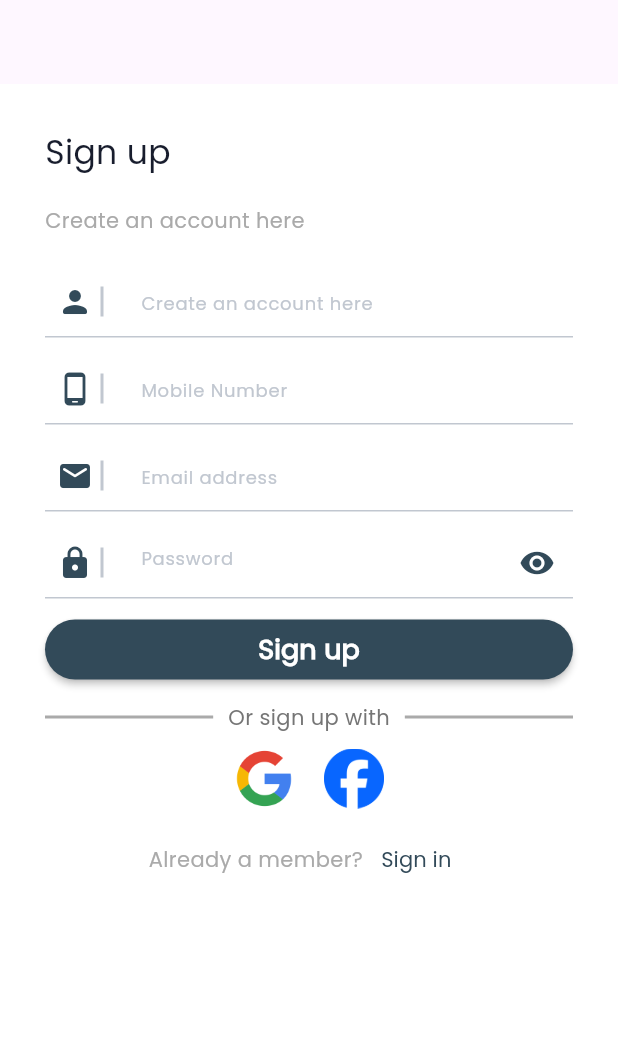
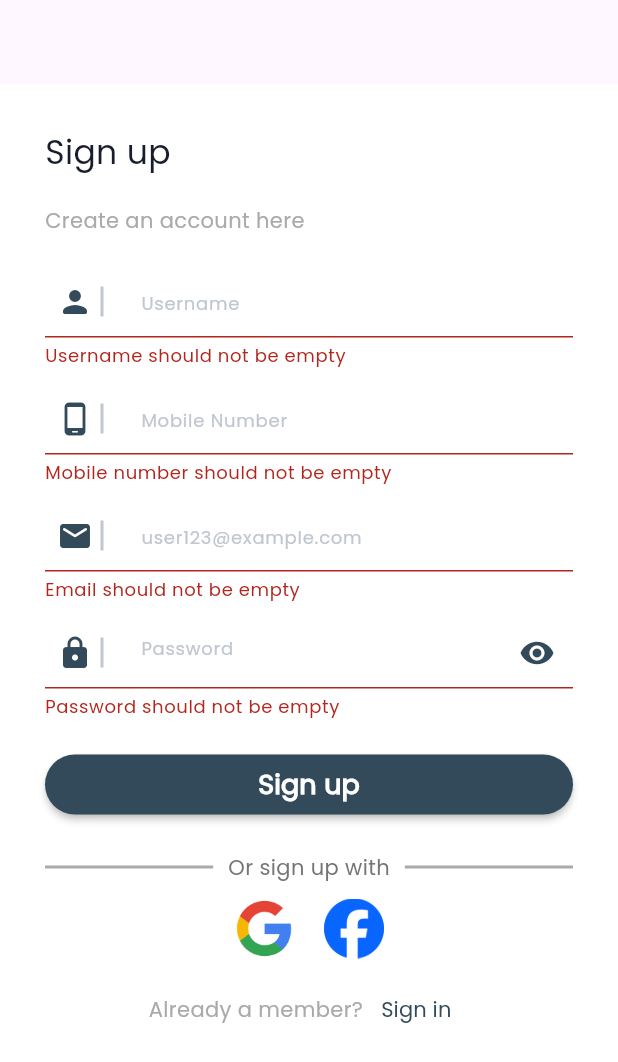
Before and after one commit to ahmedzaydan/Coffee_App, a Flutter app: the RegisterView screen opened by its route, after a tap on "Sign up", on a phone screen of 412 x 824 dp. Shown: the top 1062 px of the screen. Run offline on Flutter 3.47's test engine with Material 3 defaults, Android fonts, the phone set to English and light mode, and no system bars; our stand-ins replace bloc, cached_network_image, cloud_firestore, firebase_auth, firebase_core, flutter_bloc and 5 more; accounts and stored records are empty; network calls fail.

Commit message:
feat: Auth_Cubit Added

```diff
--- /dev/null
+++ b/caffeine_connect/lib/core/data/user_model.dart
@@ -0,0 +1,40 @@
+class UserModel {
+  String? uid;
+  String? username;
+  String? mobileNumber;
+  String? email;
+  String? password;
+  double? balance;
+
+  UserModel({
+    required this.uid,
+    required this.username,
+    required this.mobileNumber,
+    required this.email,
+    required this.password,
+    this.balance = 0.0,
+  });
+
+
+  UserModel.fromJson({
+    required Map<String, dynamic> json,
+  }) {
+    uid = json['uid'];
+    username = json['username'];
+    mobileNumber = json['mobileNumber'];
+    email = json['email'];
+    password = json['password'];
+    balance = json['balance'];
+  }
+
+  Map<String, dynamic> toMap() {
+    return {
+      'uid': uid,
+      'username': username,
+      'mobileNumber': mobileNumber,
+      'email': email,
+      'password': password,
+      'balance': balance,
+    };
+  }
+}
--- a/caffeine_connect/lib/core/utils/constants.dart
+++ b/caffeine_connect/lib/core/utils/constants.dart
@@ -1,3 +1,5 @@
+import 'package:cloud_firestore/cloud_firestore.dart';
+
 abstract class Constants {
   static const String poppins = 'Poppins';
   static const String dmSans = 'DMSans';
@@ -10,4 +12,6 @@ abstract class Constants {
   static const int zero = 0;
   static const double buttonRadius = 25;
   static const int codeLength = 4;
+
+  static var usersCollection = FirebaseFirestore.instance.collection('users');
 }
--- a/caffeine_connect/lib/core/utils/strings_manager.dart
+++ b/caffeine_connect/lib/core/utils/strings_manager.dart
@@ -9,7 +9,7 @@ abstract class StringsManager {
   // auth
   static const String signIn = 'Sign in';
   static const String welcomeBack = 'Welcome back!';
-  static const String email = 'Email address';
+  static const String email = 'user123@example.com';
   static const String password = 'Password';
   static const String forgotPassword = 'Forgot password?';
   static const String newMember = 'New member?';
--- /dev/null
+++ b/caffeine_connect/lib/features/auth/presentation/view_models/auth_cubit/auth_cubit.dart
@@ -0,0 +1,66 @@
+import 'package:caffeine_connect/core/data/user_model.dart';
+import 'package:caffeine_connect/core/utils/constants.dart';
+import 'package:firebase_auth/firebase_auth.dart';
+import 'package:flutter_bloc/flutter_bloc.dart';
+
+part 'auth_state.dart';
+
+class AuthCubit extends Cubit<AuthState> {
+  AuthCubit() : super(AuthInitState());
+
+  static AuthCubit get(context) => BlocProvider.of(context);
+
+  Future<void> login({
+    required String email,
+    required String password,
+  }) async {
+    try {
+      emit(LoginLoadingState());
+
+      FirebaseAuth.instance.signInWithEmailAndPassword(
+        email: email,
+        password: password,
+      );
+
+      emit(LoginSuccessState());
+    } catch (error) {
+      emit(LoginErrorState(error.toString()));
+    }
+  }
+
+  Future<void> register({
+    required String username,
+    required String mobileNumber,
+    required String email,
+    required String password,
+  }) async {
+    try {
+      emit(RegisterLoadingState());
+
+      // create user credential
+      var userCredential =
+          await FirebaseAuth.instance.createUserWithEmailAndPassword(
+        email: email,
+        password: password,
+      );
+
+      var uid = userCredential.user!.uid;
+
+      // create user
+      UserModel user = UserModel(
+        uid: uid,
+        username: username,
+        mobileNumber: mobileNumber,
+        email: email,
+        password: password,
+      );
+
+      // save user to firestore
+      await Constants.usersCollection.doc(uid).set(user.toMap());
+
+      emit(RegisterSuccessState());
+    } catch (error) {
+      emit(RegisterErrorState(error.toString()));
+    }
+  }
+}
--- /dev/null
+++ b/caffeine_connect/lib/features/auth/presentation/view_models/auth_cubit/auth_state.dart
@@ -0,0 +1,25 @@
+part of 'auth_cubit.dart';
+
+class AuthState {}
+
+class AuthInitState extends AuthState {}
+
+// Login States
+class LoginLoadingState extends AuthState {}
+
+class LoginSuccessState extends AuthState {}
+
+class LoginErrorState extends AuthState {
+  final String error;
+  LoginErrorState(this.error);
+}
+
+// Register States
+class RegisterLoadingState extends AuthState {}
+
+class RegisterSuccessState extends AuthState {}
+
+class RegisterErrorState extends AuthState {
+  final String error;
+  RegisterErrorState(this.error);
+}
--- a/caffeine_connect/lib/features/auth/presentation/views/register_view.dart
+++ b/caffeine_connect/lib/features/auth/presentation/views/register_view.dart
@@ -1,14 +1,17 @@
 import 'package:caffeine_connect/core/utils/color_manager.dart';
 import 'package:caffeine_connect/core/utils/routes_manager.dart';
 import 'package:caffeine_connect/core/utils/strings_manager.dart';
+import 'package:caffeine_connect/core/utils/styles.dart';
 import 'package:caffeine_connect/core/utils/values_manager.dart';
+import 'package:caffeine_connect/core/widgets/custom_material_button.dart';
+import 'package:caffeine_connect/features/auth/presentation/view_models/auth_cubit/auth_cubit.dart';
 import 'package:caffeine_connect/features/auth/presentation/views/widgets/auth_section.dart';
 import 'package:caffeine_connect/features/auth/presentation/views/widgets/auth_text.dart';
 import 'package:caffeine_connect/features/auth/presentation/views/widgets/custom_text_form_field.dart';
 import 'package:caffeine_connect/features/auth/presentation/views/widgets/email.dart';
 import 'package:caffeine_connect/features/auth/presentation/views/widgets/password.dart';
 import 'package:flutter/material.dart';
-import 'package:gap/gap.dart';
+import 'package:flutter/services.dart';
 
 class RegisterView extends StatelessWidget {
   const RegisterView({super.key});
@@ -29,16 +32,11 @@ class RegisterView extends StatelessWidget {
                 text2: StringsManager.createAccount,
               ),
               RegisterForm(),
-              const Gap(10),
-              AuthSection(
-                buttonText: StringsManager.signUp,
+              const AuthSection(
                 authSepText: StringsManager.orSignUpWith,
                 text1: StringsManager.alreadyAMember,
                 textButtonText: StringsManager.signIn,
                 dest: RoutesManager.loginView,
-                onPressed: () {
-                  // TODO: validate form before naviagation
-                },
               ),
             ],
           ),
@@ -62,14 +60,20 @@ class RegisterForm extends StatelessWidget {
       key: _formKey,
       child: Column(
         children: [
-          // name
+          // username
           CustomTextFormField(
             controller: _nameController,
-            hintText: StringsManager.createAccount,
+            hintText: StringsManager.username,
             prefixIcon: const Icon(
               Icons.person_rounded,
               color: ColorManager.secondary,
             ),
+            validator: (value) {
+              if (value!.isEmpty) {
+                return "Username should not be empty";
+              }
+              return null;
+            },
           ),
 
           const SizedBox(height: ValuesManager.v10),
@@ -79,16 +83,48 @@ class RegisterForm extends StatelessWidget {
             controller: _mobileNumberController,
             keyboardType: TextInputType.phone,
             hintText: StringsManager.mobileNumber,
+            inputFormatters: [
+              LengthLimitingTextInputFormatter(11),
+            ],
             prefixIcon: const Icon(
               Icons.phone_android_rounded,
               color: ColorManager.secondary,
             ),
+            validator: (value) {
+              if (value!.isEmpty) {
+                return "Mobile number should not be empty";
+              } else if (value.length < 11) {
+                return "Mobile number should be 11 digits";
+              }
+              return null;
+            },
           ),
 
           const SizedBox(height: ValuesManager.v10),
           Email(emailController: _emailController),
           const SizedBox(height: ValuesManager.v10),
           Password(passwordController: _passwordController),
+
+          // Sign up button
+          Padding(
+            padding: const EdgeInsets.symmetric(vertical: ValuesManager.v20),
+            child: CustomMaterialButton(
+              text: StringsManager.signUp,
+              textStyle: Styles.textStyle18.copyWith(
+                fontWeight: FontWeight.w700,
+              ),
+              onPressed: () {
+                if (_formKey.currentState!.validate()) {
+                  AuthCubit.get(context).register(
+                    username: _nameController.text,
+                    mobileNumber: _mobileNumberController.text,
+                    email: _emailController.text,
+                    password: _passwordController.text,
+                  );
+                }
+              },
+            ),
+          ),
         ],
       ),
     );
--- a/caffeine_connect/lib/features/auth/presentation/views/widgets/auth_actions.dart
+++ /dev/null
@@ -1,48 +0,0 @@
-import 'package:caffeine_connect/core/utils/color_manager.dart';
-import 'package:caffeine_connect/core/utils/constants.dart';
-import 'package:caffeine_connect/core/utils/styles.dart';
-import 'package:flutter/material.dart';
-
-class AuthActions extends StatelessWidget {
-  const AuthActions({
-    super.key,
-    this.text1,
-    this.textButtonContent,
-    this.onPressed,
-    this.dest,
-  });
-
-  final String? text1;
-  final String? textButtonContent;
-  final void Function()? onPressed;
-  final String? dest;
-
-  @override
-  Widget build(BuildContext context) {
-    return Row(
-      mainAxisSize: MainAxisSize.min,
-      children: [
-        if (text1 != null)
-          Text(
-            text1!,
-            style: Styles.textStyle14.copyWith(
-              color: ColorManager.grey2,
-              fontFamily: Constants.poppins,
-            ),
-          ),
-        if (textButtonContent != null)
-          // button
-          TextButton(
-            onPressed: onPressed,
-            child: Text(
-              textButtonContent!,
-              style: Styles.textStyle14.copyWith(
-                color: ColorManager.secondary,
-                fontFamily: Constants.poppins,
-              ),
-            ),
-          ),
-      ],
-    );
-  }
-}
--- a/caffeine_connect/lib/features/auth/presentation/views/widgets/auth_section.dart
+++ b/caffeine_connect/lib/features/auth/presentation/views/widgets/auth_section.dart
@@ -1,57 +1,93 @@
+import 'package:caffeine_connect/core/utils/color_manager.dart';
+import 'package:caffeine_connect/core/utils/constants.dart';
 import 'package:caffeine_connect/core/utils/functions.dart';
 import 'package:caffeine_connect/core/utils/styles.dart';
-import 'package:caffeine_connect/core/widgets/custom_material_button.dart';
-import 'package:caffeine_connect/features/auth/presentation/views/widgets/auth_actions.dart';
-import 'package:caffeine_connect/features/auth/presentation/views/widgets/auth_separator.dart';
+import 'package:caffeine_connect/core/utils/values_manager.dart';
+import 'package:caffeine_connect/core/widgets/vertical_separator.dart';
 import 'package:caffeine_connect/features/auth/presentation/views/widgets/social_media_auth.dart';
 import 'package:flutter/material.dart';
-import 'package:gap/gap.dart';
 
 class AuthSection extends StatelessWidget {
-  AuthSection({
+  const AuthSection({
     super.key,
-    required this.buttonText,
     required this.authSepText,
     required this.text1,
     required this.textButtonText,
     required this.dest,
-    required this.onPressed,
   });
 
-  final String buttonText;
   final String authSepText;
   final String text1;
   final String textButtonText;
   final String dest;
-  void Function()? onPressed;
 
   @override
   Widget build(BuildContext context) {
     return Column(
       children: [
-        CustomMaterialButton(
-          text: buttonText,
-          textStyle: Styles.textStyle18.copyWith(
-            fontWeight: FontWeight.w700,
-          ),
-          onPressed: onPressed,
-        ),
-        const Gap(10),
         AuthSeparator(text: authSepText),
         const SocialMediaAuth(),
-        Center(
-          child: AuthActions(
-            text1: text1,
-            textButtonContent: textButtonText,
+        Row(
+          mainAxisSize: MainAxisSize.min,
+          children: [
+            Text(
+              text1,
+              style: Styles.textStyle14.copyWith(
+                color: ColorManager.grey2,
+                fontFamily: Constants.poppins,
+              ),
+            ),
+            // button
+            TextButton(
               onPressed: () {
                 navigateTo(
                   context: context,
                   dest: dest,
                 );
               },
+              child: Text(
+                textButtonText,
+                style: Styles.textStyle14.copyWith(
+                  color: ColorManager.secondary,
+                  fontFamily: Constants.poppins,
                 ),
+              ),
+            ),
+          ],
         ),
       ],
     );
   }
 }
+
+class AuthSeparator extends StatelessWidget {
+  const AuthSeparator({
+    super.key,
+    required this.text,
+    this.color = ColorManager.grey2,
+  });
+  final String text;
+  final Color color;
+  @override
+  Widget build(BuildContext context) {
+    return Row(
+      children: [
+        Expanded(
+          child: VerticalSeparator(color: color),
+        ),
+        Padding(
+          padding: const EdgeInsets.symmetric(horizontal: ValuesManager.v10),
+          child: Text(
+            text,
+            style: Styles.textStyle14.copyWith(
+              color: ColorManager.grey1,
+            ),
+          ),
+        ),
+        Expanded(
+          child: VerticalSeparator(color: color),
+        ),
+      ],
+    );
+  }
+}
--- a/caffeine_connect/lib/features/auth/presentation/views/widgets/auth_separator.dart
+++ /dev/null
@@ -1,37 +0,0 @@
-import 'package:caffeine_connect/core/utils/color_manager.dart';
-import 'package:caffeine_connect/core/utils/styles.dart';
-import 'package:caffeine_connect/core/utils/values_manager.dart';
-import 'package:caffeine_connect/core/widgets/vertical_separator.dart';
-import 'package:flutter/material.dart';
-
-class AuthSeparator extends StatelessWidget {
-  const AuthSeparator({
-    super.key,
-    required this.text,
-    this.color = ColorManager.grey2,
-  });
-  final String text;
-  final Color color;
-  @override
-  Widget build(BuildContext context) {
-    return Row(
-      children: [
-        Expanded(
-          child: VerticalSeparator(color: color),
-        ),
-        Padding(
-          padding: const EdgeInsets.symmetric(horizontal: ValuesManager.v10),
-          child: Text(
-            text,
-            style: Styles.textStyle14.copyWith(
-              color: ColorManager.grey1,
-            ),
-          ),
-        ),
-        Expanded(
-          child: VerticalSeparator(color: color),
-        ),
-      ],
-    );
-  }
-}
--- a/caffeine_connect/lib/features/auth/presentation/views/widgets/custom_text_form_field.dart
+++ b/caffeine_connect/lib/features/auth/presentation/views/widgets/custom_text_form_field.dart
@@ -2,6 +2,7 @@ import 'package:caffeine_connect/core/utils/color_manager.dart';
 import 'package:caffeine_connect/core/utils/styles.dart';
 import 'package:caffeine_connect/core/utils/values_manager.dart';
 import 'package:flutter/material.dart';
+import 'package:flutter/services.dart';
 
 class CustomTextFormField extends StatelessWidget {
   final TextEditingController? controller;
@@ -12,6 +13,8 @@ class CustomTextFormField extends StatelessWidget {
   final void Function()? suffixOnPressed;
   final bool obsecureText;
   final TextInputType? keyboardType;
+  final String? Function(String?)? validator;
+  final List<TextInputFormatter>? inputFormatters;
   const CustomTextFormField({
     super.key,
     this.controller,
@@ -22,6 +25,8 @@ class CustomTextFormField extends StatelessWidget {
     this.obsecureText = false,
     this.suffixOnPressed,
     this.keyboardType,
+    this.validator,
+    this.inputFormatters,
   });
 
   @override
@@ -29,7 +34,9 @@ class CustomTextFormField extends StatelessWidget {
     return TextFormField(
       keyboardType: keyboardType,
       controller: controller,
+      validator: validator,
       obscureText: obsecureText,
+      inputFormatters: inputFormatters,
       decoration: InputDecoration(
         disabledBorder: decorateBorder(),
         enabledBorder: decorateBorder(),
--- a/caffeine_connect/lib/features/auth/presentation/views/widgets/email.dart
+++ b/caffeine_connect/lib/features/auth/presentation/views/widgets/email.dart
@@ -1,4 +1,5 @@
 import 'package:caffeine_connect/core/utils/color_manager.dart';
+import 'package:caffeine_connect/core/utils/functions.dart';
 import 'package:caffeine_connect/core/utils/strings_manager.dart';
 import 'package:caffeine_connect/features/auth/presentation/views/widgets/custom_text_form_field.dart';
 import 'package:flutter/material.dart';
@@ -20,6 +21,15 @@ class Email extends StatelessWidget {
         Icons.email_rounded,
         color: ColorManager.secondary,
       ),
+      validator: (value) {
+        if (value!.isEmpty) {
+          return "Email should not be empty";
+        }
+        else if (validatedEmail(emailController.text) != null) {
+          return validatedEmail(emailController.text);
+        }
+        return null;
+      },
     );
   }
 }
--- a/caffeine_connect/lib/features/auth/presentation/views/widgets/password.dart
+++ b/caffeine_connect/lib/features/auth/presentation/views/widgets/password.dart
@@ -1,4 +1,5 @@
 import 'package:caffeine_connect/core/utils/color_manager.dart';
+import 'package:caffeine_connect/core/utils/functions.dart';
 import 'package:caffeine_connect/core/utils/strings_manager.dart';
 import 'package:caffeine_connect/features/auth/presentation/views/widgets/custom_text_form_field.dart';
 import 'package:flutter/material.dart';
@@ -22,14 +23,20 @@ class Password extends StatelessWidget {
         Icons.lock_rounded,
         color: ColorManager.secondary,
       ),
-
       suffixIcon: const Icon(
         Icons.visibility, // TODO: toggle visibility
         color: ColorManager.secondary,
       ),
-
       obsecureText: true,
       suffixOnPressed: () {},
+      validator: (value) {
+        if (value!.isEmpty) {
+          return "Password should not be empty";
+        } else if (validatedPassword(passwordController.text) != null) {
+          return validatedPassword(passwordController.text);
+        }
+        return null;
+      },
     );
   }
 }
--- a/caffeine_connect/lib/features/auth/presentation/views/widgets/social_media_auth.dart
+++ b/caffeine_connect/lib/features/auth/presentation/views/widgets/social_media_auth.dart
@@ -25,7 +25,7 @@ class SocialMediaAuth extends StatelessWidget {
               width: 60,
             ),
           ),
-          // google button
+          // facebook button
           MaterialButton(
             shape: RoundedRectangleBorder(
               borderRadius: BorderRadius.circular(value / 2),
--- a/caffeine_connect/pubspec.yaml
+++ b/caffeine_connect/pubspec.yaml
@@ -10,12 +10,14 @@ environment:
 dependencies:
   bloc: ^8.1.2
   cached_network_image: ^3.3.0
+  cloud_firestore: ^4.14.0
+  color_observer_logger: ^0.0.8
   cupertino_icons: ^1.0.2
   dartz: ^0.10.1
   dio: ^5.3.3
   equatable: ^2.0.5
   firebase_auth: ^4.12.1
-  firebase_core: ^2.21.0
+  firebase_core: ^2.24.2
   flutter:
     sdk: flutter
   flutter_bloc: ^8.1.3
```
Also changed, not shown: caffeine_connect/lib/app.dart (added, +25 -0 lines), caffeine_connect/lib/bloc_observer.dart (added, +36 -0 lines), caffeine_connect/lib/core/utils/functions.dart (+33 -0 lines), caffeine_connect/lib/features/auth/presentation/views/login_view.dart (+54 -24 lines), caffeine_connect/lib/main.dart (+10 -18 lines), caffeine_connect/lib/firebase_options.dart (added), caffeine_connect/pubspec.lock, 8 other files. Lines whose indentation alone changed are shown as unchanged.
